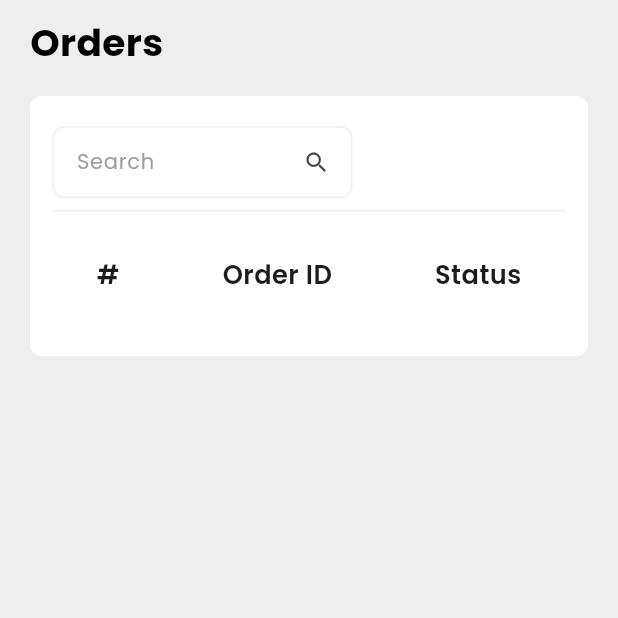
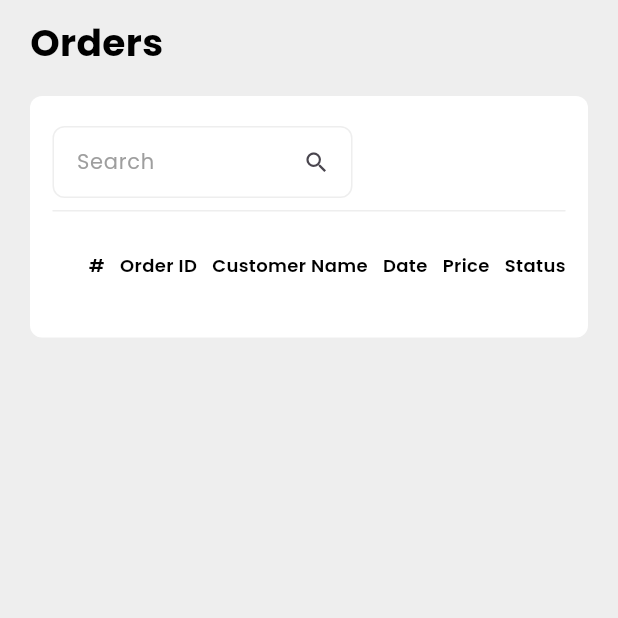
Before and after one commit to vinguyen1907/Admin-Ecommerce-App, a Flutter app: the OrderScreen screen opened by its route, on a phone screen of 412 x 824 dp, the top half of it. Run offline on Flutter 3.47's test engine with Material 2 defaults, Android fonts, the phone set to English and light mode, and no system bars; our stand-ins replace bloc, cloud_firestore, equatable, firebase_core, fl_chart, flutter_bloc and 3 more; missing offline and left inert: number_pagination, universal_html; accounts and stored records are empty.

Commit message:
style: button size and order table scroll

```diff
--- a/lib/constants/app_styles.dart
+++ b/lib/constants/app_styles.dart
@@ -14,11 +14,13 @@ class AppStyles {
     fontFamily: "Poppins",
     fontSize: 14,
     fontWeight: FontWeight.w600,
+    color: AppColors.primaryColor,
   );
   static const TextStyle tableCell = TextStyle(
     fontFamily: "Poppins",
     fontSize: 14,
     fontWeight: FontWeight.w400,
+    color: AppColors.primaryColor,
   );
   static const TextStyle displayLarge = TextStyle(
     fontSize: 25,
--- /dev/null
+++ b/lib/helpers/custom_scroll_behavior.dart
@@ -0,0 +1,12 @@
+import 'package:flutter/gestures.dart';
+import 'package:flutter/material.dart';
+
+class MyCustomScrollBehavior extends MaterialScrollBehavior {
+  @override
+  Set<PointerDeviceKind> get dragDevices => {
+        PointerDeviceKind.touch,
+        PointerDeviceKind.mouse,
+        PointerDeviceKind.stylus,
+        PointerDeviceKind.unknown,
+      };
+}
--- a/lib/main.dart
+++ b/lib/main.dart
@@ -5,6 +5,7 @@ import 'package:admin_ecommerce_app/blocs/product_screen_bloc/product_screen_blo
 import 'package:admin_ecommerce_app/constants/app_colors.dart';
 import 'package:admin_ecommerce_app/constants/app_routes.dart';
 import 'package:admin_ecommerce_app/firebase_options.dart';
+import 'package:admin_ecommerce_app/helpers/custom_scroll_behavior.dart';
 import 'package:admin_ecommerce_app/screens/main_screen/main_screen.dart';
 import 'package:firebase_core/firebase_core.dart';
 import 'package:flutter/material.dart';
@@ -44,6 +45,7 @@ class MyApp extends StatelessWidget {
           useMaterial3: true,
         ),
         onGenerateRoute: AppRoutes().onGenerateRoute,
+        scrollBehavior: MyCustomScrollBehavior(),
         // builder: (_, child) => const MainScreen(),
         // initialRoute: DashboardScreen.routeName,
         home: const MainScreen(),
--- a/lib/screens/main_screen/main_screen.dart
+++ b/lib/screens/main_screen/main_screen.dart
@@ -35,6 +35,10 @@ class _MainScreenState extends State<MainScreen> {
   @override
   Widget build(BuildContext context) {
     return Scaffold(
+      drawer: SideMenu(
+        currentIndex: currentIndex,
+        onSelectItem: _onSelectItem,
+      ),
       body: Row(crossAxisAlignment: CrossAxisAlignment.start, children: [
         if (Responsive.isDesktop(context))
           Expanded(
@@ -44,7 +48,7 @@ class _MainScreenState extends State<MainScreen> {
           )),
         Expanded(
           flex: 5,
-          child: localNavigator(context),
+          child: SafeArea(child: localNavigator(context)),
         )
       ]),
     );
--- a/lib/screens/order_detail_screen/widgets/tracking_information_widget.dart
+++ b/lib/screens/order_detail_screen/widgets/tracking_information_widget.dart
@@ -33,6 +33,7 @@ class TrackingInformation extends StatelessWidget {
             final List<TrackingStatus> statuses = state.trackingStatuses;
             return ListView.builder(
               shrinkWrap: true,
+              physics: const NeverScrollableScrollPhysics(),
               itemCount: statuses.length,
               itemBuilder: (_, index) {
                 final status = statuses[index];
--- a/lib/screens/order_screen/widgets/orders_table.dart
+++ b/lib/screens/order_screen/widgets/orders_table.dart
@@ -2,6 +2,7 @@ import 'package:admin_ecommerce_app/constants/app_styles.dart';
 import 'package:admin_ecommerce_app/extensions/date_time_extension.dart';
 import 'package:admin_ecommerce_app/extensions/double_extension.dart';
 import 'package:admin_ecommerce_app/models/order.dart';
+import 'package:admin_ecommerce_app/responsive.dart';
 import 'package:admin_ecommerce_app/screens/dashboard_screen/widgets/order_status_badge.dart';
 import 'package:admin_ecommerce_app/screens/order_detail_screen/order_detail_screen.dart';
 import 'package:flutter/material.dart';
@@ -15,19 +16,26 @@ class OrdersTable extends StatelessWidget {
 
   @override
   Widget build(BuildContext context) {
-    return FittedBox(
-      fit: BoxFit.fill,
+    return SingleChildScrollView(
+      scrollDirection: Axis.horizontal,
       child: DataTable(
         showCheckboxColumn: false,
-        headingTextStyle: AppStyles.tableColumnName,
-        dataTextStyle: AppStyles.tableCell,
+        headingTextStyle: AppStyles.tableColumnName
+            .copyWith(fontSize: !Responsive.isDesktop(context) ? 12 : null),
+        dataTextStyle: AppStyles.tableCell
+            .copyWith(fontSize: !Responsive.isDesktop(context) ? 12 : null),
+        columnSpacing: Responsive.isDesktop(context)
+            ? 80
+            : Responsive.isTablet(context)
+                ? 30
+                : 10,
         columns: const <DataColumn>[
           DataColumn(label: Text("#")),
           DataColumn(label: Text("Order ID")),
-          // DataColumn(
-          //     label: Text("Customer Name", overflow: TextOverflow.ellipsis)),
-          // DataColumn(label: Text("Date")),
-          // DataColumn(numeric: true, label: Text("Price")),
+          DataColumn(
+              label: Text("Customer Name", overflow: TextOverflow.ellipsis)),
+          DataColumn(label: Text("Date")),
+          DataColumn(numeric: true, label: Text("Price")),
           DataColumn(label: Text("Status")),
         ],
         rows: List.generate(orders.length, (index) {
@@ -39,18 +47,18 @@ class OrdersTable extends StatelessWidget {
                   order.id,
                   overflow: TextOverflow.ellipsis,
                 )),
-                // DataCell(Text(
-                //   order.customerName,
-                //   overflow: TextOverflow.ellipsis,
-                // )),
-                // DataCell(Text(
-                //   order.createdAt.toDate().toDateTimeFormat(),
-                //   overflow: TextOverflow.ellipsis,
-                // )),
-                // DataCell(Text(
-                //   order.orderSummary.total.toPriceString(),
-                //   overflow: TextOverflow.ellipsis,
-                // )),
+                DataCell(Text(
+                  order.customerName,
+                  overflow: TextOverflow.ellipsis,
+                )),
+                DataCell(Text(
+                  order.createdAt.toDate().toDateTimeFormat(),
+                  overflow: TextOverflow.ellipsis,
+                )),
+                DataCell(Text(
+                  order.orderSummary.total.toPriceString(),
+                  overflow: TextOverflow.ellipsis,
+                )),
                 DataCell(OrderStatusBadge(order: order)),
               ],
               onSelectChanged: (isSelected) {
--- a/lib/utils/pdf_utils.dart
+++ b/lib/utils/pdf_utils.dart
@@ -11,7 +11,7 @@ import 'package:open_file/open_file.dart';
 import 'package:path_provider/path_provider.dart';
 import 'package:pdf/pdf.dart';
 import 'package:pdf/widgets.dart';
-import 'dart:html' as html;
+import 'package:universal_html/html.dart' as html;
 
 class PdfUtils {
   static Future<void> openFile(File file) async {
--- a/pubspec.yaml
+++ b/pubspec.yaml
@@ -49,6 +49,7 @@ dependencies:
   pdf: ^3.10.4
   open_file: ^3.3.2
   path_provider: ^2.1.1
+  universal_html: ^2.2.3
 
 dev_dependencies:
   flutter_test:
```
Also changed, not shown: lib/common_widgets/my_outlined_button.dart (+9 -3 lines), lib/screens/order_detail_screen/order_detail_screen.dart (+18 -8 lines), lib/screens/order_detail_screen/widgets/order_items_table.dart (+7 -3 lines), pubspec.lock, 1 other file.
